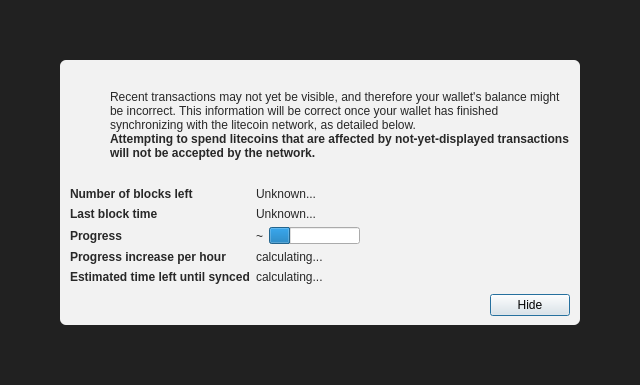
Qt form src/qt/forms/modaloverlay.ui (sugarchain-project/yumekawa) before a commit.
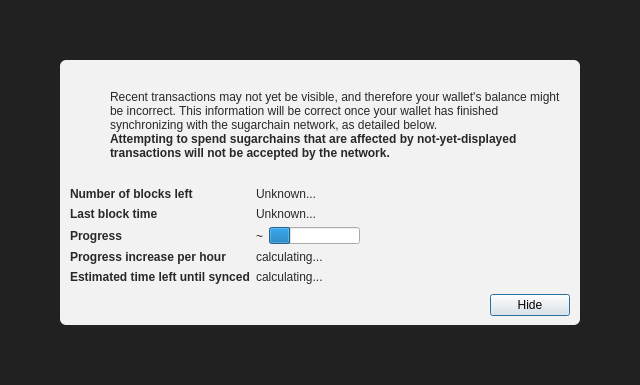
The same form after that commit. Icons and pictures are not drawn.

Commit message: git grep -l 'litecoin' | xargs sed -i 's#litecoin#sugarchain#g'

```diff
--- a/src/qt/forms/modaloverlay.ui
+++ b/src/qt/forms/modaloverlay.ui
@@ -130,7 +130,7 @@
              <item>
               <widget class="QLabel" name="infoText">
                <property name="text">
-                <string>Recent transactions may not yet be visible, and therefore your wallet's balance might be incorrect. This information will be correct once your wallet has finished synchronizing with the litecoin network, as detailed below.</string>
+                <string>Recent transactions may not yet be visible, and therefore your wallet's balance might be incorrect. This information will be correct once your wallet has finished synchronizing with the sugarchain network, as detailed below.</string>
                </property>
                <property name="textFormat">
                 <enum>Qt::RichText</enum>
@@ -149,7 +149,7 @@
                 </font>
                </property>
                <property name="text">
-                <string>Attempting to spend litecoins that are affected by not-yet-displayed transactions will not be accepted by the network.</string>
+                <string>Attempting to spend sugarchains that are affected by not-yet-displayed transactions will not be accepted by the network.</string>
                </property>
                <property name="textFormat">
                 <enum>Qt::RichText</enum>
```
The commit also changes 83 other files.
